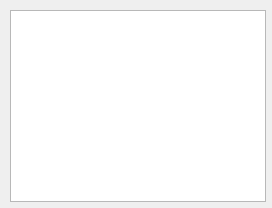
Qt form graphview.ui (RGMResearcher/RGMResearcher) before a commit.
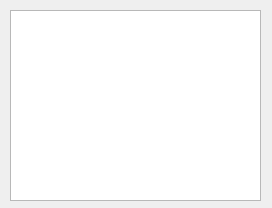
The same form after that commit.

```diff
--- a/graphview.ui
+++ b/graphview.ui
@@ -18,8 +18,8 @@
     <rect>
      <x>10</x>
      <y>10</y>
-     <width>256</width>
-     <height>192</height>
+     <width>251</width>
+     <height>191</height>
     </rect>
    </property>
   </widget>
```
